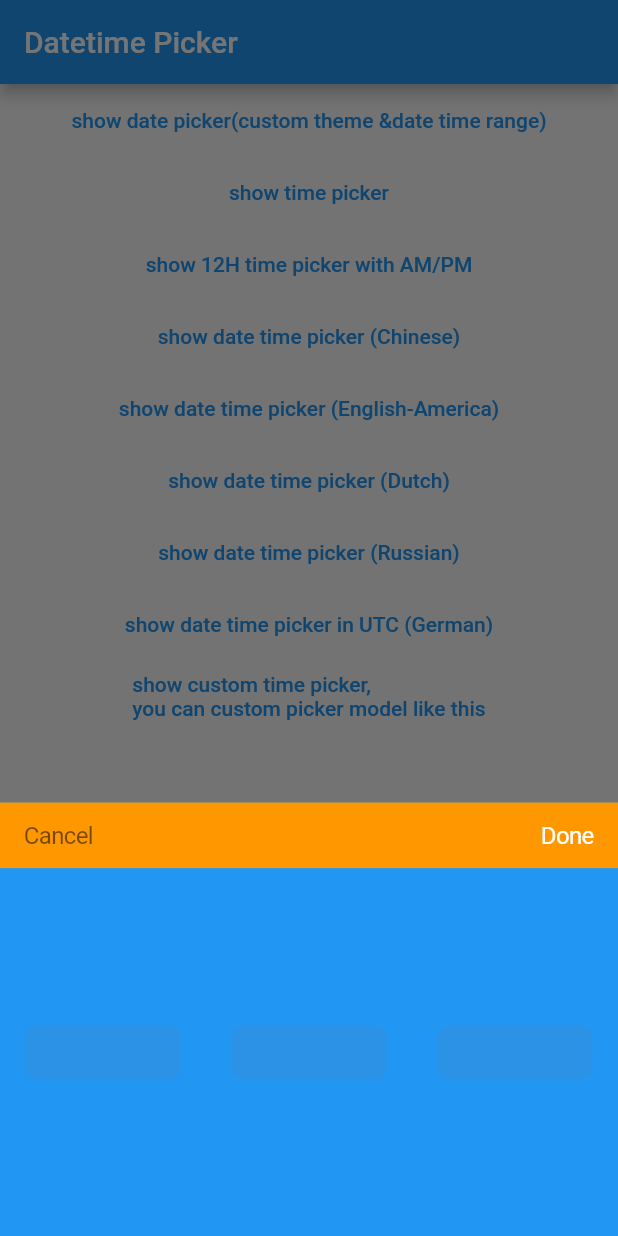
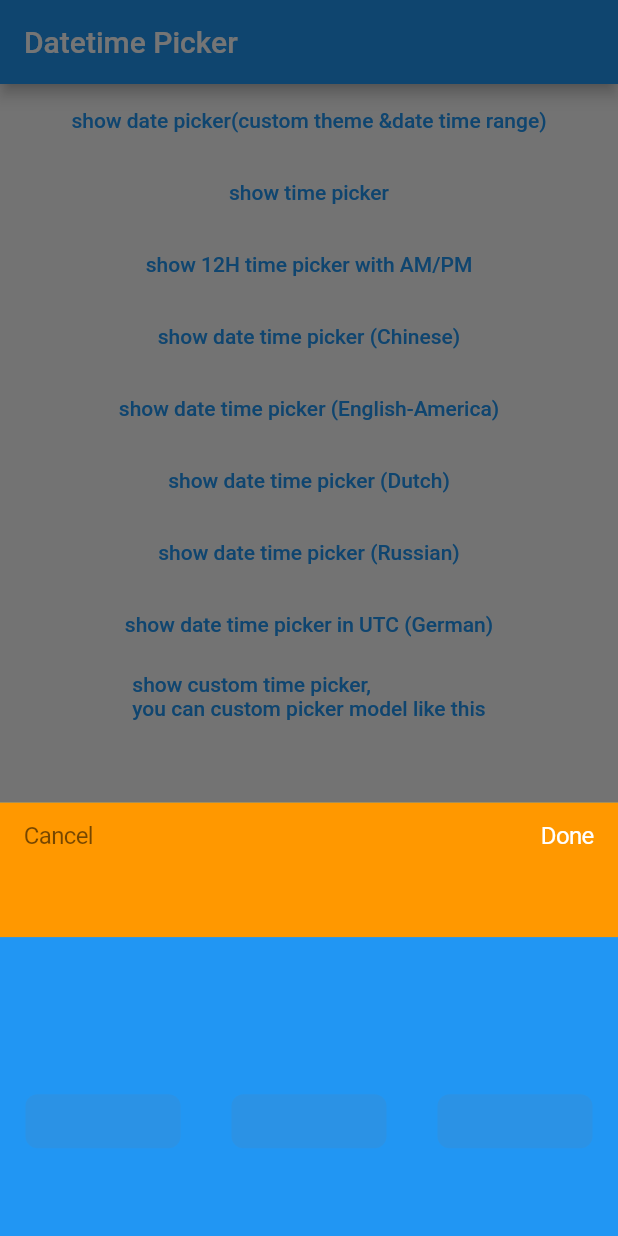
Before and after one commit to ZackFrost/flutter_datetime_picker, a Flutter app: the screen it shows after launch, after a tap on "show date picker(custom theme &date time", on a phone screen of 412 x 824 dp. Run offline on Flutter 3.47's test engine with Material 2 defaults, Android fonts, the phone set to English and light mode, and no system bars.

Commit message:
gave default size

```diff
--- a/lib/flutter_datetime_picker.dart
+++ b/lib/flutter_datetime_picker.dart
@@ -445,7 +445,7 @@ class _DatePickerState extends State<_DatePickerComponent> {
     String cancel = _localeCancel();
     String _label = widget.label ?? "";
     return Container(
-      height: theme.titleHeight,
+      height: 90,
       decoration: BoxDecoration(
         color: theme.headerColor ?? theme.backgroundColor ?? Colors.white,
       ),
```
